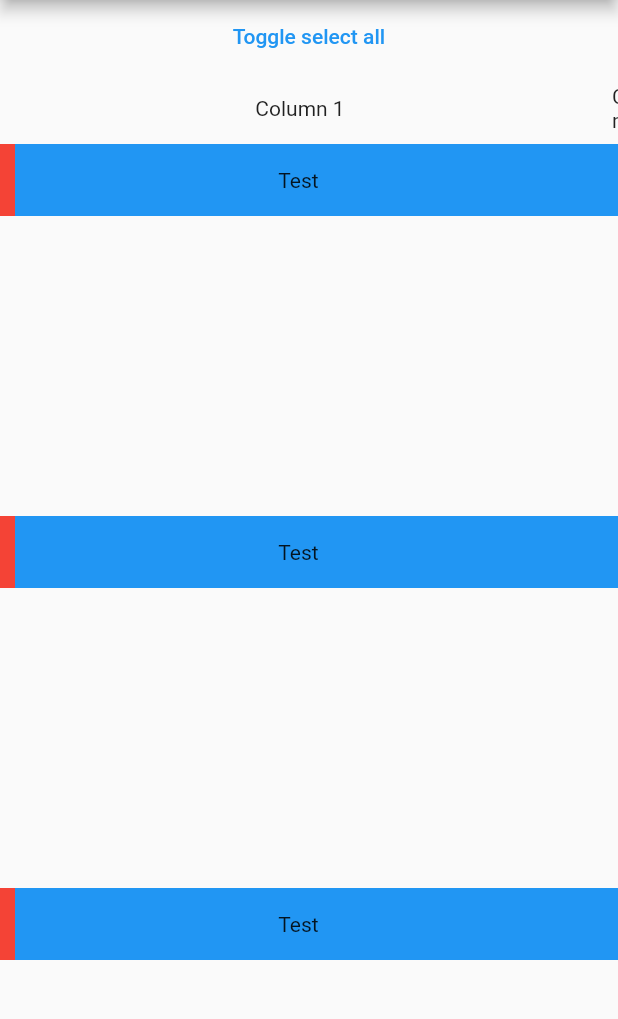
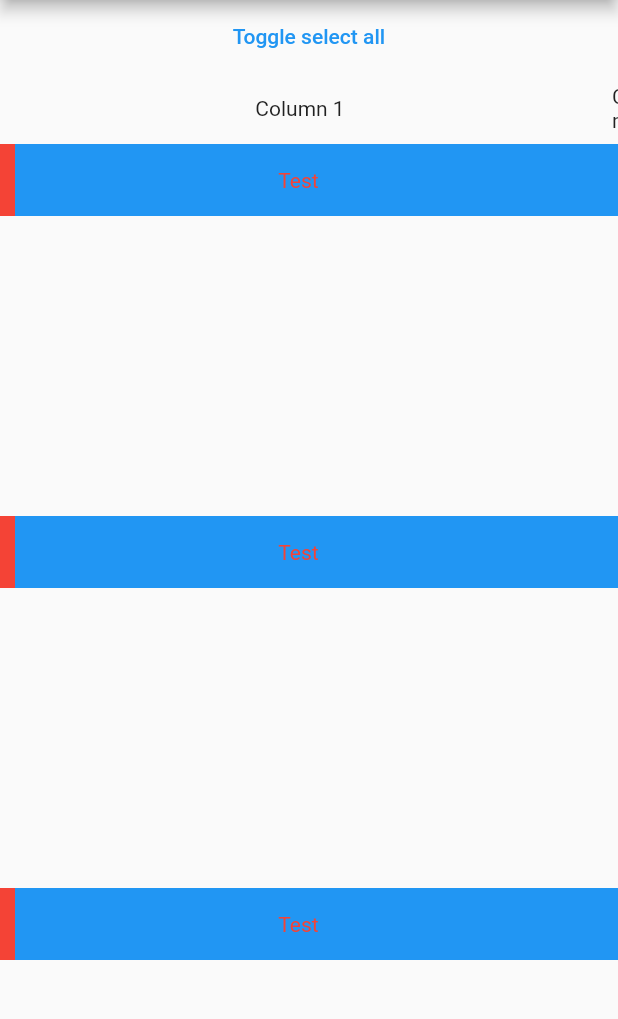
Before and after one commit to knotbox/datatable_plus, a Flutter app: the screen it shows after launch, after a tap on "Toggle select all", on a phone screen of 412 x 824 dp, the part 84-1103 px from its top. Run offline on Flutter 3.47's test engine with Material 2 defaults, Android fonts, the phone set to English and light mode, and no system bars; drawn by our look-alikes of expandable; our stand-ins replace freezed_annotation.

Commit message:
expanded

```diff
--- a/example/lib/main.dart
+++ b/example/lib/main.dart
@@ -149,11 +149,25 @@ class _HomeState extends State<Home> {
                       label: Center(
                         child: Text('Column 1'),
                       ),
-                      cellBuilder: (item) => Center(
-                        child: Text(
-                          item.title,
-                        ),
-                      ),
+                      cellBuilder: (index, item) {
+                        return ValueListenableBuilder<List<Object>>(
+                          valueListenable: controller.expanded,
+                          builder: (_, expanded, __) {
+                            final isExpanded =
+                                !controller.retracted.contains(item.subtitle) &&
+                                    (expanded.contains(item.subtitle) ||
+                                        controller.isFullyExpanded.value);
+                            return Center(
+                              child: Text(
+                                item.title,
+                                style: TextStyle(
+                                  color: isExpanded ? Colors.red : null,
+                                ),
+                              ),
+                            );
+                          },
+                        );
+                      },
                       canSort: true,
                       size: FixedTableColumn(400),
                     ),
@@ -161,7 +175,7 @@ class _HomeState extends State<Home> {
                       label: Center(
                         child: Text('Column 2'),
                       ),
-                      cellBuilder: (item) => Center(
+                      cellBuilder: (index, item) => Center(
                         child: Text(
                           item.subtitle,
                         ),
@@ -172,7 +186,7 @@ class _HomeState extends State<Home> {
                       label: Center(
                         child: Text('Column 3'),
                       ),
-                      cellBuilder: (item) => Center(
+                      cellBuilder: (index, item) => Center(
                         child: Text(
                           'test',
                         ),
@@ -182,7 +196,7 @@ class _HomeState extends State<Home> {
                       label: Center(
                         child: Text('Column 4'),
                       ),
-                      cellBuilder: (item) => Center(
+                      cellBuilder: (index, item) => Center(
                         child: Text(
                           'test',
                         ),
@@ -192,7 +206,7 @@ class _HomeState extends State<Home> {
                       label: Center(
                         child: Text('Column 5'),
                       ),
-                      cellBuilder: (item) => Center(
+                      cellBuilder: (index, item) => Center(
                         child: Text(
                           'test',
                         ),
--- a/lib/src/data_table_plus.dart
+++ b/lib/src/data_table_plus.dart
@@ -58,10 +58,7 @@ class DataTablePlus<T> extends StatefulWidget {
   final Widget Function(int, T)? expandedRow;
 
   ///The minimum table width before making rows horizontally scrollable
-  final double scrollableTableWidth;
-
-  ///The default cell with of normally expanded cell when the table is made scrollable
-  final double scrollableCellWidth;
+  final double minWidth;
 
   ///Theme of this table
   final DataTablePlusThemeData? theme;
@@ -88,8 +85,7 @@ class DataTablePlus<T> extends StatefulWidget {
     this.rowColor,
     this.rowTextStyle,
     this.rowHoverColor,
-    this.scrollableTableWidth = 600,
-    this.scrollableCellWidth = 200,
+    this.minWidth = 600,
     this.availableRowsPerPage = const [10, 20, 50, 100],
     this.showRowPerPageSelection = true,
     this.onPageChanged,
@@ -150,9 +146,9 @@ class _DataTablePlusState<T> extends State<DataTablePlus<T>> {
       ),
       child: LayoutBuilder(
         builder: (context, constraints) {
-          final maxWidth = constraints.minWidth > widget.scrollableTableWidth
+          final width = constraints.minWidth > widget.minWidth
               ? constraints.minWidth
-              : widget.scrollableTableWidth;
+              : widget.minWidth;
 
           double flexSum = widget.columns
               .map((e) => e.size)
@@ -169,7 +165,7 @@ class _DataTablePlusState<T> extends State<DataTablePlus<T>> {
           widget.columns.map((e) => e.size).forEachIndexed(
             (index, columnSize) {
               cellSizes[index] = columnSize.when(
-                flex: (flex) => (maxWidth - fixedSum) / flexSum * flex,
+                flex: (flex) => (width - fixedSum) / flexSum * flex,
                 fixed: (size) => size,
               );
             },
@@ -178,21 +174,19 @@ class _DataTablePlusState<T> extends State<DataTablePlus<T>> {
           return SingleChildScrollView(
             scrollDirection: Axis.horizontal,
             child: SizedBox(
-              width: maxWidth,
+              width: width,
               child: ListView(
                 shrinkWrap: true,
                 physics: const NeverScrollableScrollPhysics(),
                 children: [
                   widget.header,
                   TableHeader<T>(
-                    maxWidth: maxWidth,
                     cellSizes: cellSizes,
                   ),
                   widget.source.value.when(
                     empty: widget.empty,
                     data: (data) => TableBody<T>(
                       data: data,
-                      maxWidth: maxWidth,
                       cellSizes: cellSizes,
                     ),
                     loading: widget.loading,
--- a/lib/src/data_table_plus_controller.dart
+++ b/lib/src/data_table_plus_controller.dart
@@ -10,6 +10,11 @@ class DataTablePlusController<T> {
   ///Map of selected items in the table.
   ///Selected items are identified by an object given by [primaryKey] & data [T]
   final Map<Object, T> selected = {};
+
+  ///List of expanded items in the table.
+  final expanded = ValueNotifier<List<Object>>([]);
+
+  final retracted = <Object>[];
 
   ///Primary key used to store information about an item
   final Object Function(T) primaryKey;
@@ -42,22 +47,25 @@ class DataTablePlusController<T> {
 
   ///Opens a particular expandable. [index] can be null to open all the expandables.
   void openExpandable([int? index]) {
+    if (index == null) {
+      isFullyExpanded.value = true;
+      retracted.clear();
+    }
     _streamController.add(
       Action(ActionType.openExpandable, index),
     );
-    if (index == null) {
-      isFullyExpanded.value = true;
-    }
   }
 
   ///Closes a particular expandable. [index] can be null to close all the expandables.
   void closeExpandable([int? index]) {
+    if (index == null) {
+      isFullyExpanded.value = false;
+      retracted.clear();
+      expanded.value = [];
+    }
     _streamController.add(
       Action(ActionType.closeExpandable, index),
     );
-    if (index == null) {
-      isFullyExpanded.value = false;
-    }
   }
 
   ///Opens a particular slidable.
@@ -90,6 +98,7 @@ class DataTablePlusController<T> {
 
   @mustCallSuper
   void dispose() {
+    expanded.dispose();
     isFullyExpanded.dispose();
     _streamController.close();
   }
--- a/lib/src/models/table_column.dart
+++ b/lib/src/models/table_column.dart
@@ -9,7 +9,7 @@ class TableColumn<T> with _$TableColumn<T> {
   factory TableColumn({
     @Default(TableColumnSize.flex(1)) TableColumnSize size,
     required Widget label,
-    required Widget Function(T) cellBuilder,
+    required Widget Function(int, T) cellBuilder,
     @Default(false) bool canSort,
   }) = _TableColumn;
 }
--- a/lib/src/widgets/body.dart
+++ b/lib/src/widgets/body.dart
@@ -7,12 +7,10 @@ class TableBody<T> extends StatelessWidget {
   const TableBody({
     Key? key,
     required this.data,
-    required this.maxWidth,
     required this.cellSizes,
   }) : super(key: key);
 
   final List<T> data;
-  final double maxWidth;
   final List<double> cellSizes;
 
   @override
@@ -42,7 +40,7 @@ class TableBody<T> extends StatelessWidget {
               padding: const EdgeInsets.symmetric(horizontal: 8.0),
               child: DefaultTextStyle(
                 style: textStyle,
-                child: column.cellBuilder(item!),
+                child: column.cellBuilder(realIndex, item),
               ),
             );
           }
--- a/lib/src/widgets/header.dart
+++ b/lib/src/widgets/header.dart
@@ -5,10 +5,8 @@ import '../data_table_plus.dart';
 import '../data_table_plus_theme.dart';
 
 class TableHeader<T> extends StatelessWidget {
-  const TableHeader({Key? key, required this.maxWidth, required this.cellSizes})
-      : super(key: key);
+  const TableHeader({Key? key, required this.cellSizes}) : super(key: key);
 
-  final double maxWidth;
   final List<double> cellSizes;
 
   @override
--- a/lib/src/widgets/row.dart
+++ b/lib/src/widgets/row.dart
@@ -2,7 +2,7 @@ import 'dart:async';
 
 import 'package:datatable_plus/src/models/controller_action.dart';
 import 'package:expandable/expandable.dart';
-import 'package:flutter/material.dart';
+import 'package:flutter/material.dart' hide Action;
 import 'package:collection/collection.dart';
 
 import '../../datatable_plus.dart';
@@ -41,6 +41,66 @@ class _TableRowState<T> extends State<TableRow<T>>
   DataTablePlusController<T> get tableController =>
       table.controller as DataTablePlusController<T>;
 
+  void handleEvent(Action event) {
+    switch (event.type) {
+      case ActionType.openExpandable:
+        onToggleExpanded(false);
+        expandableController.value = true;
+        break;
+      case ActionType.closeExpandable:
+        onToggleExpanded(true);
+        expandableController.value = false;
+        break;
+      case ActionType.openSlidable:
+        controller.forward();
+        break;
+      case ActionType.closeSlidable:
+        controller.reverse();
+        break;
+      case ActionType.toggleExpandable:
+        onToggleExpanded(expandableController.value);
+        expandableController.value = !expandableController.value;
+        break;
+      case ActionType.select:
+        onToggleSelection(true);
+        break;
+      case ActionType.unselect:
+        onToggleSelection(false);
+        break;
+    }
+  }
+
+  void onToggleExpanded(bool expanded) {
+    final key = tableController.primaryKey(widget.item);
+    if (expanded) {
+      tableController.retracted.add(key);
+      tableController.expanded.value = [
+        ...tableController.expanded.value,
+      ]..remove(key);
+    } else {
+      tableController.retracted.remove(key);
+      tableController.expanded.value = [...tableController.expanded.value, key];
+    }
+  }
+
+  void onToggleSelection(bool selected) {
+    isSelected = selected;
+    if (isSelected) {
+      tableController.selected[tableController.primaryKey(widget.item!)] =
+          widget.item!;
+    } else {
+      tableController.selected.remove(
+        tableController.primaryKey(widget.item!),
+      );
+    }
+    setState(() {});
+    table.onSelectionChanged?.call(
+      widget.index,
+      widget.item,
+      isSelected,
+    );
+  }
+
   @override
   void didChangeDependencies() {
     super.didChangeDependencies();
@@ -52,7 +112,10 @@ class _TableRowState<T> extends State<TableRow<T>>
 
     if (_init) {
       expandableController = ExpandableController(
-        initialExpanded: tableController.isFullyExpanded.value,
+        initialExpanded: tableController.isFullyExpanded.value ||
+            tableController.expanded.value.contains(
+              tableController.primaryKey(widget.item),
+            ),
       );
       isSelected = tableController.selected.containsKey(
         tableController.primaryKey(widget.item!),
@@ -60,33 +123,7 @@ class _TableRowState<T> extends State<TableRow<T>>
 
       sub = table.controller.events
           .where((event) => event.index == widget.index || event.index == null)
-          .listen(
-        (event) {
-          switch (event.type) {
-            case ActionType.openExpandable:
-              expandableController.value = true;
-              break;
-            case ActionType.closeExpandable:
-              expandableController.value = false;
-              break;
-            case ActionType.openSlidable:
-              controller.forward();
-              break;
-            case ActionType.closeSlidable:
-              controller.reverse();
-              break;
-            case ActionType.toggleExpandable:
-              expandableController.value = !expandableController.value;
-              break;
-            case ActionType.select:
-              onToggleSelection(true);
-              break;
-            case ActionType.unselect:
-              onToggleSelection(false);
-              break;
-          }
-        },
-      );
+          .listen(handleEvent);
 
       controller = AnimationController(
         vsync: this,
@@ -103,24 +140,6 @@ class _TableRowState<T> extends State<TableRow<T>>
         ),
       );
     }
-  }
-
-  onToggleSelection(bool selected) {
-    isSelected = selected;
-    if (isSelected) {
-      tableController.selected[tableController.primaryKey(widget.item!)] =
-          widget.item!;
-    } else {
-      tableController.selected.remove(
-        tableController.primaryKey(widget.item!),
-      );
-    }
-    setState(() {});
-    table.onSelectionChanged?.call(
-      widget.index,
-      widget.item,
-      isSelected,
-    );
   }
 
   @override
```
Also changed, not shown: lib/src/models/table_column.freezed.dart, 2 other files.
